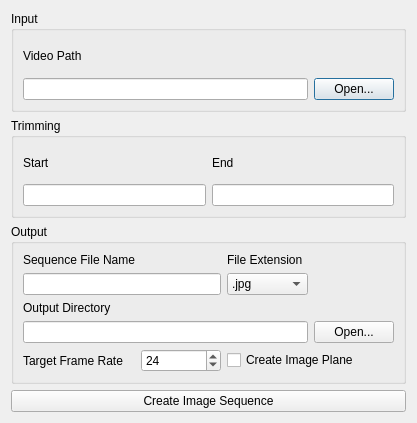
Above: ui/main_dialog.ui from JaimeFlorian27/reference-importer before the change. Below: the same form after it.
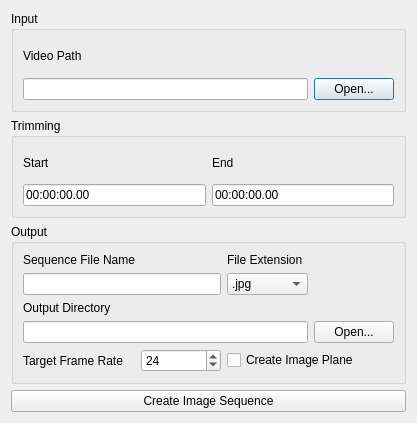
That is the form after the change.

Commit message: feat: better readibility for qt connections, new create image sequence using ffmpeg layer.

```diff
--- a/ui/main_dialog.ui
+++ b/ui/main_dialog.ui
@@ -57,10 +57,18 @@
        </widget>
       </item>
       <item row="1" column="1">
-       <widget class="QLineEdit" name="lineEdit_start_trim"/>
+       <widget class="QLineEdit" name="lineEdit_start_trim">
+        <property name="text">
+         <string>00:00:00.00</string>
+        </property>
+       </widget>
       </item>
       <item row="1" column="3">
-       <widget class="QLineEdit" name="lineEdit_end_trim"/>
+       <widget class="QLineEdit" name="lineEdit_end_trim">
+        <property name="text">
+         <string>00:00:00.00</string>
+        </property>
+       </widget>
       </item>
       <item row="0" column="3">
        <widget class="QLabel" name="label_end_trim">
```
The commit also changes 2 other files.
